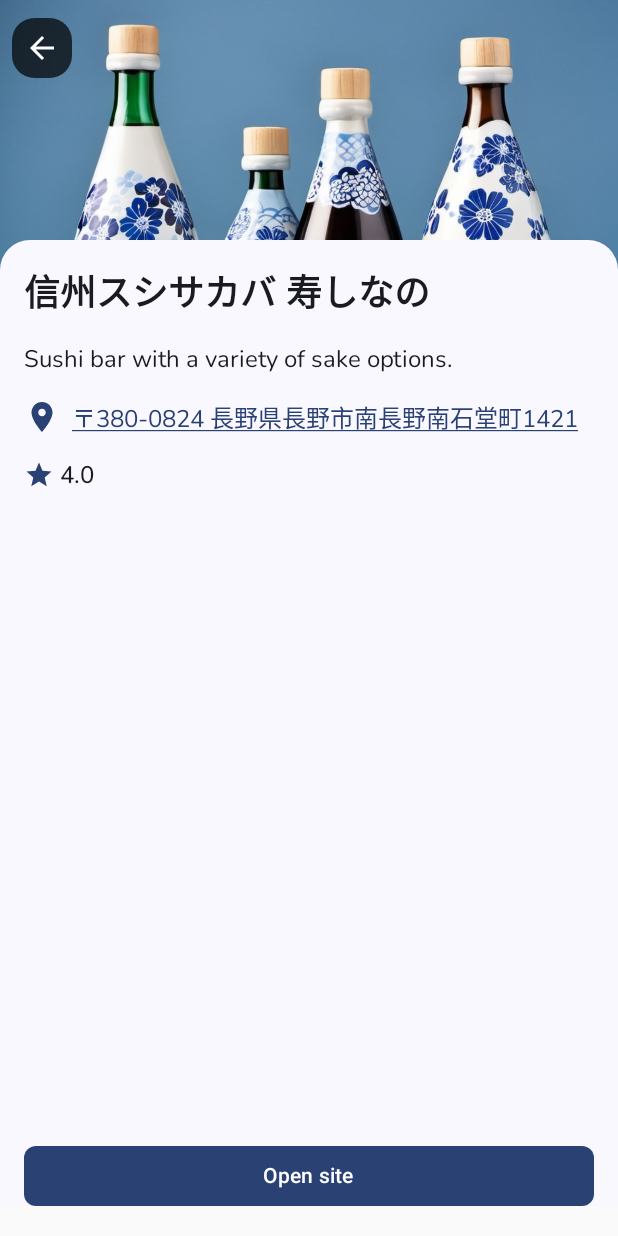
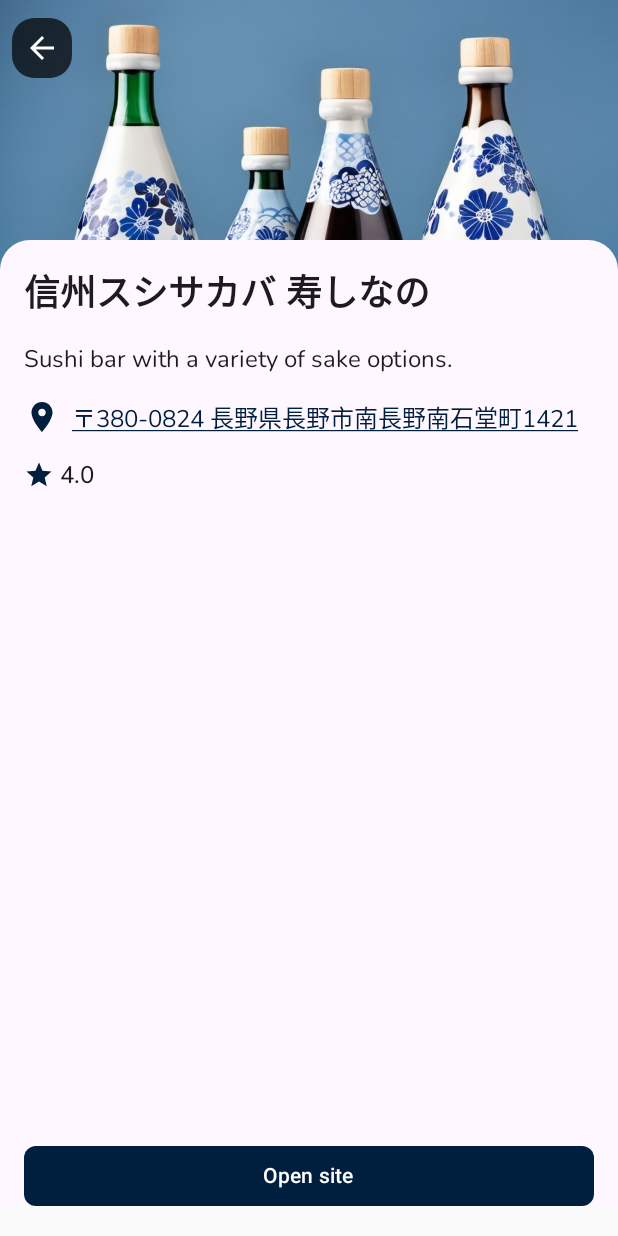
Before and after one commit to dessa-aquino/sake-shop, an Android app built with Jetpack Compose: the screen it shows after launch (SakeStoreDetailActivity), after a tap on "信州スシサカバ 寿しなの", on a phone screen of 412 x 824 dp. Run offline under Robolectric (Android 15) with nearby library versions, the phone set to English and light mode, and no system bars; pictures from the network do not load.

Commit message:
Improving design and removing dark pattern

```diff
--- a/app/src/main/java/com/example/sakeshop/presentation/components/SakeStoreCard.kt
+++ b/app/src/main/java/com/example/sakeshop/presentation/components/SakeStoreCard.kt
@@ -37,7 +37,7 @@ fun SakeStoreCard(
             containerColor = Color.White
         ),
         elevation = CardDefaults.cardElevation(
-            defaultElevation = 0.5.dp,
+            defaultElevation = 1.dp,
             pressedElevation = 0.dp,
             focusedElevation = 0.5.dp,
             hoveredElevation = 1.dp
--- a/app/src/main/java/com/example/sakeshop/ui/theme/Theme.kt
+++ b/app/src/main/java/com/example/sakeshop/ui/theme/Theme.kt
@@ -77,20 +77,11 @@ val customTypography = Typography(
 
 @Composable
 fun SakeShopTheme(
-    darkTheme: Boolean = isSystemInDarkTheme(),
-    // Dynamic color is available on Android 12+
-    dynamicColor: Boolean = true,
+    darkTheme: Boolean = false,
+    dynamicColor: Boolean = false,
     content: @Composable () -> Unit
 ) {
-    val colorScheme = when {
-        dynamicColor && Build.VERSION.SDK_INT >= Build.VERSION_CODES.S -> {
-            val context = LocalContext.current
-            if (darkTheme) dynamicDarkColorScheme(context) else dynamicLightColorScheme(context)
-        }
-
-        darkTheme -> DarkColorScheme
-        else -> LightColorScheme
-    }
+    val colorScheme = LightColorScheme
 
     MaterialTheme(
         colorScheme = colorScheme,
```
